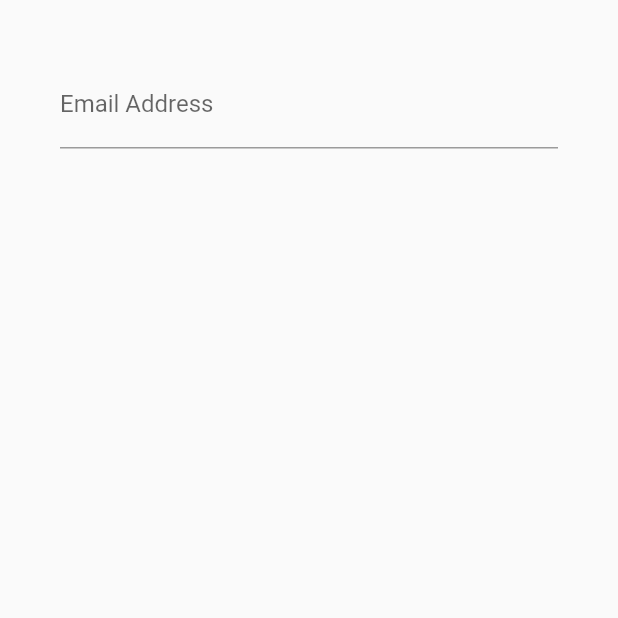
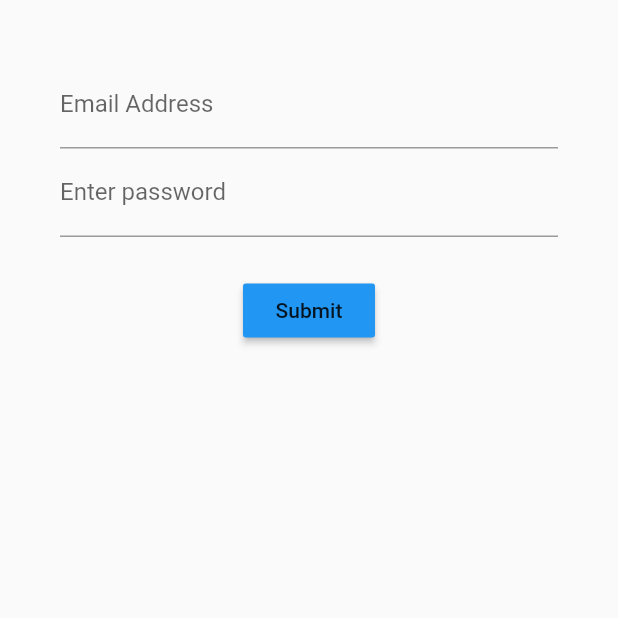
Before and after one commit to vivekios/login_states, a Flutter app: the screen it shows after launch, on a phone screen of 412 x 824 dp, the top half of it. Run offline on Flutter 3.47's test engine with Material 2 defaults, Android fonts, the phone set to English and light mode, and no system bars.

Commit message:
Login completion using stateful widgets

```diff
--- /dev/null
+++ b/lib/src/mixins/validation_mixin.dart
@@ -0,0 +1,19 @@
+class ValidationMixin {
+
+  String validateEmail(String value) {
+    if (!value.contains('@')){
+      return 'Please enter a valid email id.';
+    }
+
+    return null;
+  }
+
+  String validatePassword(String value) {
+    if (value.length < 4) {
+      return 'Password lenght must be atleast 4 characters';
+    }
+
+    return null;
+  }
+
+}
--- a/lib/src/screens/login_screen.dart
+++ b/lib/src/screens/login_screen.dart
@@ -1,4 +1,5 @@
 import 'package:flutter/material.dart';
+import '../mixins/validation_mixin.dart';
 
 class LoginScreen extends StatefulWidget {
   @override
@@ -8,18 +9,28 @@ class LoginScreen extends StatefulWidget {
   }
 }
 
-class LoginScreenState extends State<LoginScreen> {
+class LoginScreenState extends State<LoginScreen> with ValidationMixin {
+
+  final formKey = GlobalKey<FormState>();
+
+  String email = "";
+  String password = "";
+
   @override
   Widget build(BuildContext context) {
     // TODO: implement build
     return Container(
       margin: EdgeInsets.all(40.0),
       child: Form(
+        key: formKey,
         child: Column(
           children: <Widget>[
             emailField(),
-            // passwordField(),
-            // submitButton(),
+            passwordField(),
+            Container(
+              margin: EdgeInsets.only(top: 25.0),
+            ),
+            submitButton(),
           ],
         ),
       ),
@@ -33,15 +44,41 @@ class LoginScreenState extends State<LoginScreen> {
         labelText: 'Email Address',
         hintText: 'you@example.com',
       ),
+      validator: validateEmail,
+      onSaved: (value) {
+        email = value;
+      },
     );
   }
 
   Widget passwordField() {
-
+    return TextFormField(
+      obscureText: true,
+      keyboardType: TextInputType.emailAddress,
+      decoration: InputDecoration(
+        labelText: 'Enter password',
+        hintText: 'Password',
+      ),
+      validator: validatePassword,
+      onSaved: (value) {
+        password = value;
+      },
+    );
   }
 
   Widget submitButton() {
+    return RaisedButton(
+      color: Colors.blue,
+      child: Text('Submit'),
+      onPressed: () {
+        if (formKey.currentState.validate()){
+          formKey.currentState.save();
 
+          print('email = $email and password = $password');
+
+        }
+      },
+    );
   }
 
 }
```
